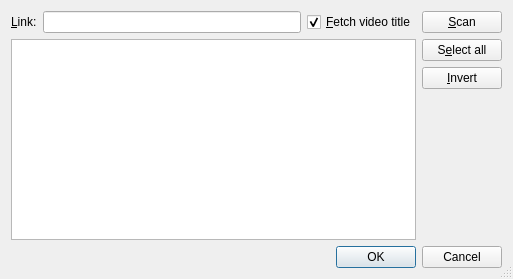
Qt form rc/scandlg.ui (guendto/abby) before a commit.
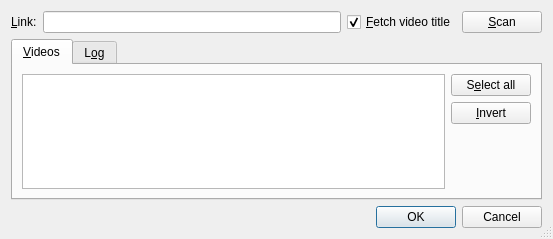
The same form after that commit. Icons and pictures are not drawn.

Commit message: scan: add log view. fix scan pattern.

Diff of the .ui file:
```diff
--- a/rc/scandlg.ui
+++ b/rc/scandlg.ui
@@ -10,8 +10,8 @@
    <rect>
     <x>0</x>
     <y>0</y>
-    <width>513</width>
-    <height>279</height>
+    <width>553</width>
+    <height>239</height>
    </rect>
   </property>
   <property name="windowTitle">
@@ -25,71 +25,6 @@
    <bool>true</bool>
   </property>
   <layout class="QGridLayout" name="gridLayout">
-   <item row="2" column="0">
-    <layout class="QHBoxLayout" name="horizontalLayout_2">
-     <item>
-      <widget class="QTreeWidget" name="itemsTree">
-       <property name="rootIsDecorated">
-        <bool>false</bool>
-       </property>
-       <property name="headerHidden">
-        <bool>true</bool>
-       </property>
-       <column>
-        <property name="text">
-         <string>Found</string>
-        </property>
-       </column>
-       <column>
-        <property name="text">
-         <string>Link</string>
-        </property>
-       </column>
-      </widget>
-     </item>
-     <item>
-      <layout class="QVBoxLayout" name="verticalLayout">
-       <item>
-        <widget class="QPushButton" name="selectallButton">
-         <property name="text">
-          <string>S&amp;elect all</string>
-         </property>
-        </widget>
-       </item>
-       <item>
-        <widget class="QPushButton" name="invertButton">
-         <property name="text">
-          <string>&amp;Invert</string>
-         </property>
-        </widget>
-       </item>
-       <item>
-        <spacer name="verticalSpacer">
-         <property name="orientation">
-          <enum>Qt::Vertical</enum>
-         </property>
-         <property name="sizeHint" stdset="0">
-          <size>
-           <width>20</width>
-           <height>40</height>
-          </size>
-         </property>
-        </spacer>
-       </item>
-      </layout>
-     </item>
-    </layout>
-   </item>
-   <item row="3" column="0">
-    <widget class="QDialogButtonBox" name="buttonBox">
-     <property name="orientation">
-      <enum>Qt::Horizontal</enum>
-     </property>
-     <property name="standardButtons">
-      <set>QDialogButtonBox::Cancel|QDialogButtonBox::Ok</set>
-     </property>
-    </widget>
-   </item>
    <item row="0" column="0">
     <layout class="QHBoxLayout" name="horizontalLayout">
      <item>
@@ -139,6 +74,91 @@
      </item>
     </layout>
    </item>
+   <item row="1" column="0">
+    <widget class="QTabWidget" name="tabWidget">
+     <property name="currentIndex">
+      <number>0</number>
+     </property>
+     <widget class="QWidget" name="tab_3">
+      <attribute name="title">
+       <string>&amp;Videos</string>
+      </attribute>
+      <layout class="QGridLayout" name="gridLayout_2">
+       <item row="0" column="0">
+        <widget class="QTreeWidget" name="itemsTree">
+         <property name="rootIsDecorated">
+          <bool>false</bool>
+         </property>
+         <property name="headerHidden">
+          <bool>true</bool>
+         </property>
+         <column>
+          <property name="text">
+           <string>Found</string>
+          </property>
+         </column>
+         <column>
+          <property name="text">
+           <string>Link</string>
+          </property>
+         </column>
+        </widget>
+       </item>
+       <item row="0" column="1">
+        <layout class="QVBoxLayout" name="verticalLayout">
+         <item>
+          <widget class="QPushButton" name="selectallButton">
+           <property name="text">
+            <string>S&amp;elect all</string>
+           </property>
+          </widget>
+         </item>
+         <item>
+          <widget class="QPushButton" name="invertButton">
+           <property name="text">
+            <string>&amp;Invert</string>
+           </property>
+          </widget>
+         </item>
+         <item>
+          <spacer name="verticalSpacer">
+           <property name="orientation">
+            <enum>Qt::Vertical</enum>
+           </property>
+           <property name="sizeHint" stdset="0">
+            <size>
+             <width>20</width>
+             <height>40</height>
+            </size>
+           </property>
+          </spacer>
+         </item>
+        </layout>
+       </item>
+      </layout>
+     </widget>
+     <widget class="QWidget" name="tab_4">
+      <attribute name="title">
+       <string>L&amp;og</string>
+      </attribute>
+      <layout class="QGridLayout" name="gridLayout_3">
+       <item row="0" column="0">
+        <widget class="QTextEdit" name="logEdit"/>
+       </item>
+      </layout>
+     </widget>
+    </widget>
+   </item>
+   <item row="2" column="0">
+    <widget class="QDialogButtonBox" name="buttonBox">
+     <property name="orientation">
+      <enum>Qt::Horizontal</enum>
+     </property>
+     <property name="standardButtons">
+      <set>QDialogButtonBox::Cancel|QDialogButtonBox::Ok</set>
+     </property>
+    </widget>
+   </item>
   </layout>
  </widget>
  <tabstops>
```
The commit also changes 2 other files.
